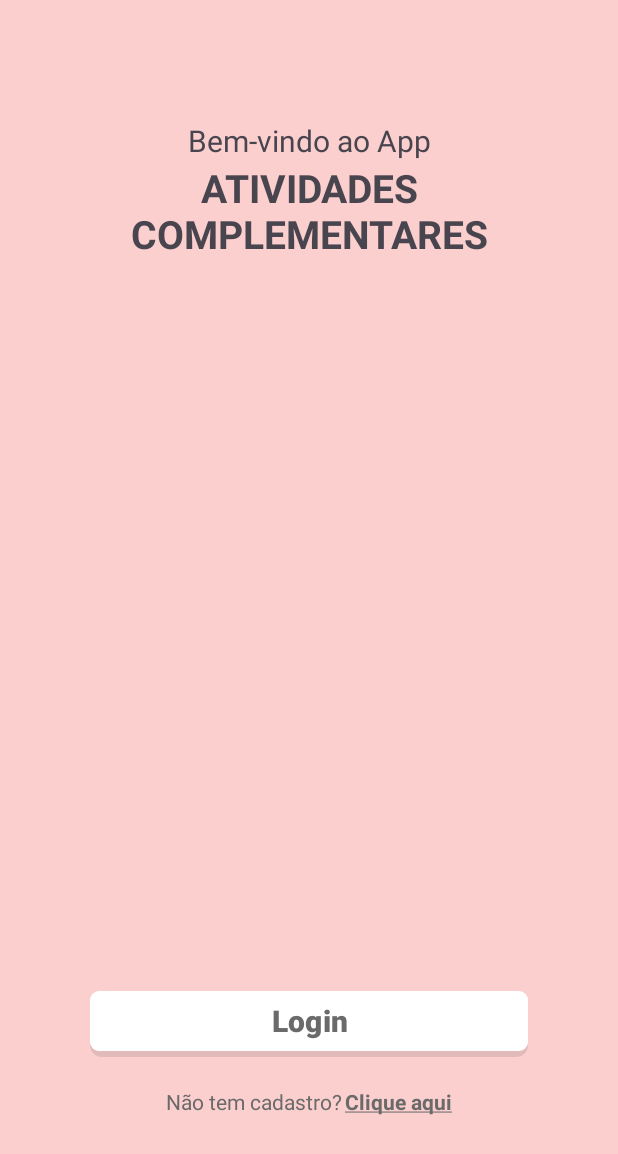
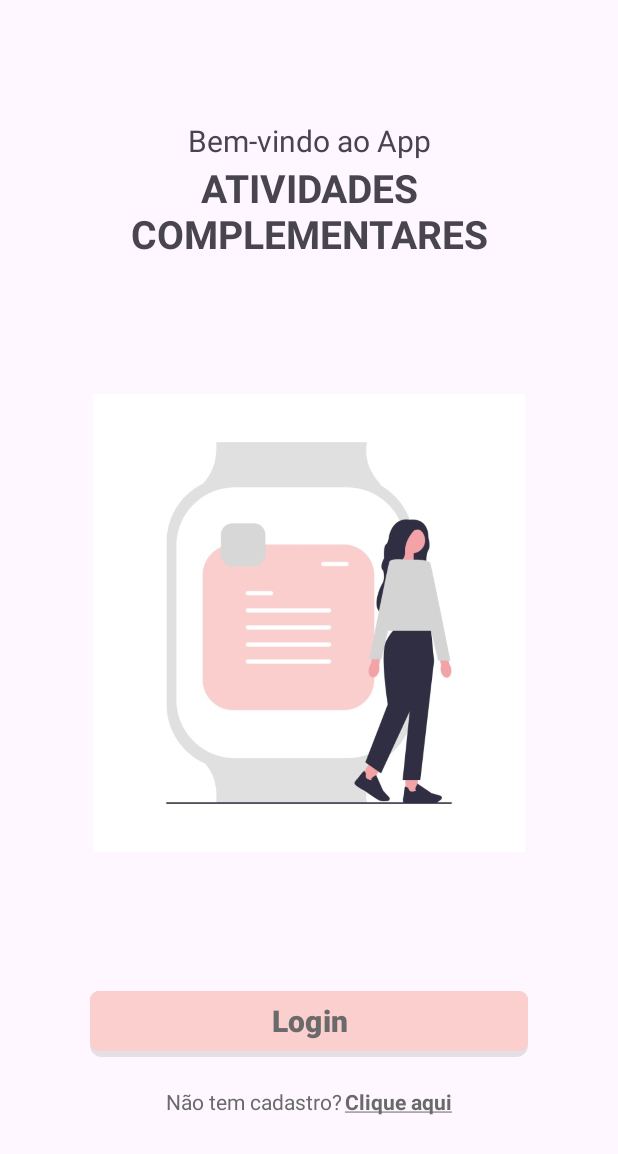
Before and after one commit to rubens23/AtividadesComplementares, an Android app: the screen it shows after launch (MainActivity), on a phone screen of 412 x 824 dp. Shown: the top 1154 px of the screen. Run offline under Robolectric (Android 15) with nearby library versions, the phone set to English and light mode, and no system bars; our stand-ins replace Firebase (no records; nobody signed in at launch, a user with empty details on screens opened directly), navigation-ui.

Commit message:
imagem tela boas vindas adicionada

```diff
--- a/app/src/main/java/com/example/atividadescomplementares/telas/boasVindas/FragmentBoasVindas.java
+++ b/app/src/main/java/com/example/atividadescomplementares/telas/boasVindas/FragmentBoasVindas.java
@@ -43,18 +43,19 @@ public class FragmentBoasVindas extends Fragment {
         //init do binding desse fragment
         binding = FragmentBoasVindasBinding.inflate(inflater, container, false);
         //metodo para mudar algumas cores dependendo se o device estiver no modo claro ou escuro
-        mudarCorESSeTemaFroClaro();
+        mudarCorTemaDependendoDoTemaClaroEscuroDoDevice();
         return binding.getRoot();
     }
 
-    private void mudarCorESSeTemaFroClaro() {
+    private void mudarCorTemaDependendoDoTemaClaroEscuroDoDevice() {
         //pega qual modo esta ativado no device(claro ou escuro)
         int currentNightMode = getResources().getConfiguration().uiMode & Configuration.UI_MODE_NIGHT_MASK;
 
         //se for o modo claro, muda a cor do botao de login, se for escuro a cor permanece conforme o definido no xml
         if(currentNightMode != Configuration.UI_MODE_NIGHT_YES){
-           binding.getRoot().setBackgroundColor(Color.parseColor("#facfce"));
-           binding.loginButton.setBackgroundTintList(requireContext().getResources().getColorStateList(R.color.white));
+           //binding.getRoot().setBackgroundColor(Color.parseColor("#facfce"));
+            binding.loginButton.setBackgroundTintList(requireContext().getResources().getColorStateList(R.color.mainPink));
+           //binding.loginButton.setBackgroundTintList(requireContext().getResources().getColorStateList(R.color.white));
 
 
 
--- a/app/src/main/java/com/example/atividadescomplementares/telas/configuracoes/viewmodel/FragmentConfiguracoesViewModel.java
+++ b/app/src/main/java/com/example/atividadescomplementares/telas/configuracoes/viewmodel/FragmentConfiguracoesViewModel.java
@@ -88,7 +88,7 @@ public class FragmentConfiguracoesViewModel extends ViewModel {
 
 
 
-    gfhgfh
+
     public void pegarCargaTotal() {
         persistenciaFirebase.pegarCargaTotalNecessaria(new PegouCargaHorariaTotal() {
             @Override
--- a/app/src/main/res/layout/fragment_boas_vindas.xml
+++ b/app/src/main/res/layout/fragment_boas_vindas.xml
@@ -33,6 +33,20 @@
         android:layout_marginHorizontal="60dp"
         android:textSize="@dimen/largeText"
         android:textAlignment="center"
+        />
+
+
+    <ImageView
+        android:id="@+id/imgBoasVindas"
+        android:layout_width="0dp"
+        android:layout_height="0dp"
+        app:layout_constraintTop_toBottomOf="@id/title2"
+        android:src="@drawable/imagem_boas_vindas"
+        app:layout_constraintBottom_toTopOf="@id/loginButton"
+        app:layout_constraintEnd_toEndOf="parent"
+        app:layout_constraintStart_toStartOf="parent"
+        app:layout_constraintWidth_percent="0.7"
+        app:layout_constraintHeight_percent="0.5"
         />
 
 
```
Also changed, not shown: app/src/main/res/drawable/imagem_boas_vindas.jpg (added).
